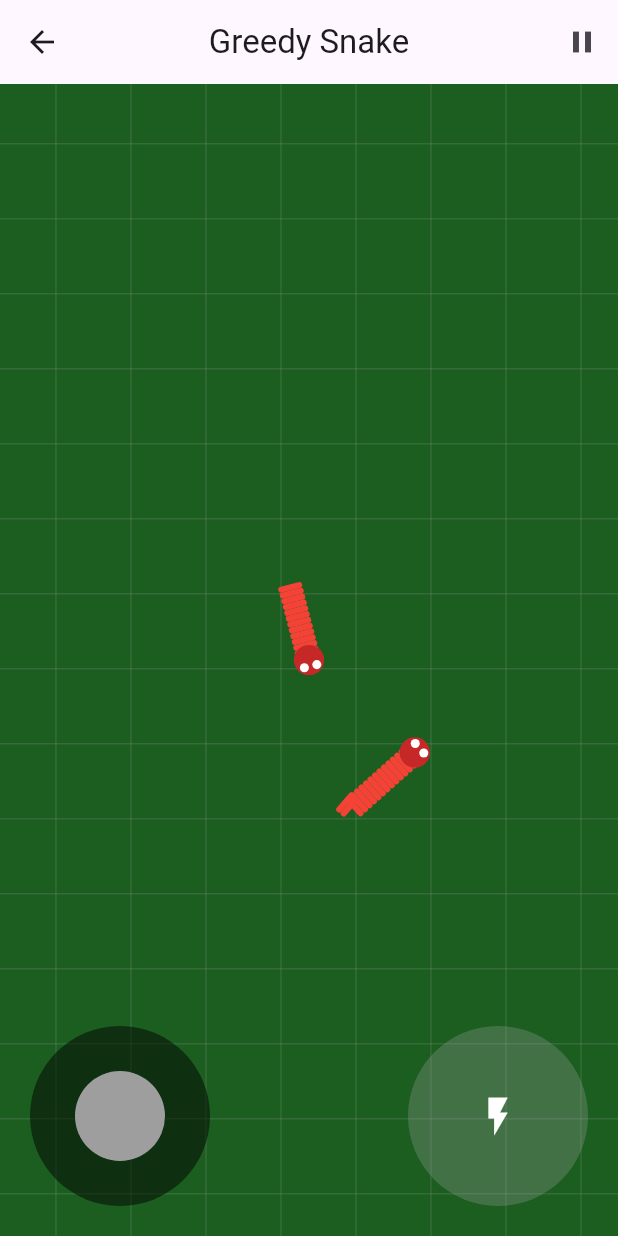
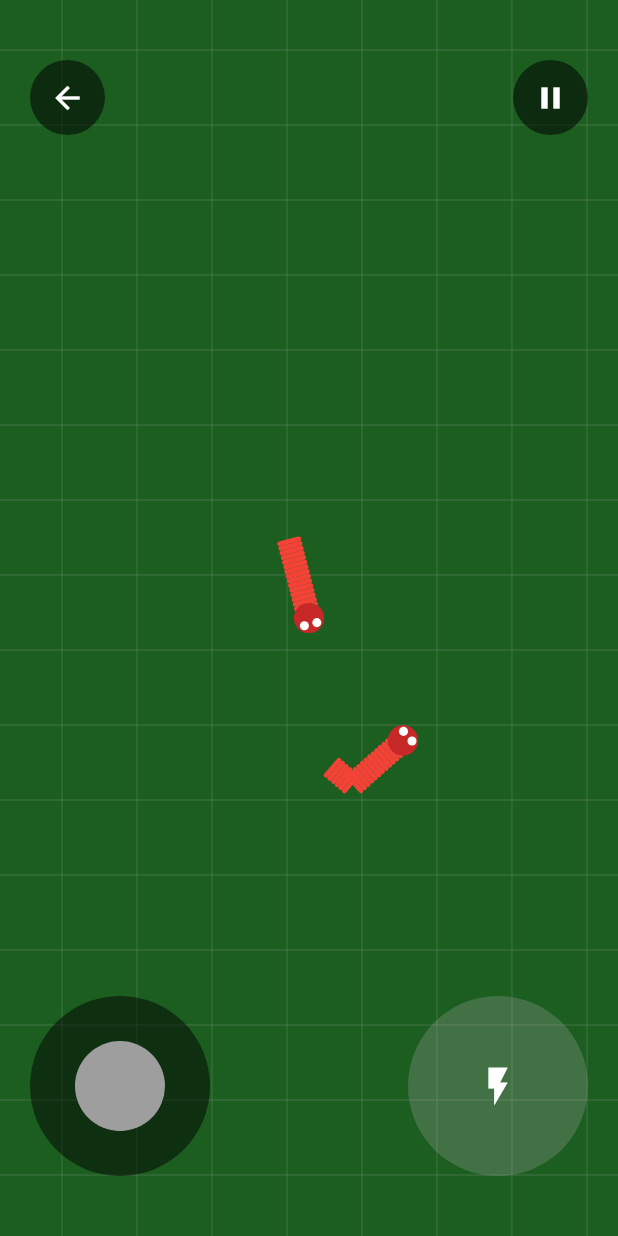
Before and after one commit to Rebort-a/OnePiece, a Flutter app: the LocalGreedySnakePage screen opened directly, on a phone screen of 412 x 824 dp. Run offline on Flutter 3.47's test engine with Material 3 defaults, Android fonts, the phone set to English and light mode, and no system bars.

Commit message:
0025.代码优化，贪吃蛇切换为全屏

```diff
--- a/treasure/lib/00.common/engine/net_real_engine.dart
+++ b/treasure/lib/00.common/engine/net_real_engine.dart
@@ -84,15 +84,13 @@ class NetRealGameEngine extends NetworkEngine {
 
   void _handleExitMessage(NetworkMessage message) {
     if (message.id == _publisherId) {
-      _publisherId = 0;
+      _publisherId = identity; // 发布者退出，假定自己就是发布者，然后竞选
       sendNetworkMessage(MessageType.match, 'Election publisher');
     }
   }
 
   void _handleMatchMessage(int messageId) {
-    if (_publisherId == 0) {
-      _publisherId = messageId;
-    } else if (messageId < _publisherId) {
+    if (messageId < _publisherId) {
       _publisherId = messageId;
     }
   }
--- a/treasure/lib/04.elemental_battle/upper/net_combat_manager.dart
+++ b/treasure/lib/04.elemental_battle/upper/net_combat_manager.dart
@@ -48,7 +48,7 @@ class NetCombatManager extends BaseCombatManager {
       // 先手收到敌人的信息，初始化enemy，并开始战斗
       enemy = Elemental.fromJson(jsonData);
       initCombat(netTurnEngine.playerType);
-    } else if (step == GameStep.rearWait) {
+    } else if (step == GameStep.connected || step == GameStep.rearWait) {
       // 后手收到敌人的信息，初始化enemy
       enemy = Elemental.fromJson(jsonData);
     } else if (step == GameStep.rearConfig) {
--- a/treasure/lib/06.greedy_snake/base.dart
+++ b/treasure/lib/06.greedy_snake/base.dart
@@ -78,8 +78,8 @@ class SnakeStyle {
 }
 
 class Snake {
-  static const double initialSpeed = 40;
-  static const double fastSpeed = 70;
+  static const double initialSpeed = 32;
+  static const double fastSpeed = 64;
 
   List<Offset> body = [];
   double currentSpeed = initialSpeed;
@@ -130,9 +130,7 @@ class Snake {
       'length': length,
       'angle': angle,
       'style': style.toJson(),
-      'body': body.map(_offsetToJson).toList(),
-      'currentSpeed': currentSpeed,
-      '_currentLength': _currentLength,
+      'isFaster': currentSpeed == fastSpeed,
     };
   }
 
@@ -142,7 +140,7 @@ class Snake {
       length: json['length'],
       angle: json['angle'],
       style: SnakeStyle.fromJson(json['style']),
-    );
+    )..currentSpeed = json['isFaster'] as bool ? fastSpeed : initialSpeed;
   }
 
   static Map<String, double> _offsetToJson(Offset offset) => {
--- a/treasure/lib/06.greedy_snake/local_manager.dart
+++ b/treasure/lib/06.greedy_snake/local_manager.dart
@@ -155,7 +155,7 @@ class LocalManager extends ChangeNotifier {
         context: context,
         builder: (context) => AlertDialog(
           title: const Text("游戏结束"),
-          content: Text("最终长度: ${snakes[0]?.length}"),
+          content: Text("最终长度: ${snakes[identity]?.length}"),
           actions: [
             TextButton(
               child: const Text('确定'),
--- a/treasure/lib/06.greedy_snake/local_page.dart
+++ b/treasure/lib/06.greedy_snake/local_page.dart
@@ -1,4 +1,3 @@
-// local_page.dart
 import 'package:flutter/material.dart';
 import '../00.common/widget/joystick_component.dart';
 import '../00.common/widget/notifier_navigator.dart';
@@ -14,48 +13,83 @@ class LocalGreedySnakePage extends StatelessWidget {
   @override
   Widget build(BuildContext context) {
     return Scaffold(
-      appBar: AppBar(
-        leading: IconButton(
-          icon: const Icon(Icons.arrow_back),
+      extendBodyBehindAppBar: true,
+      body: Stack(
+        children: [
+          // 游戏主绘制区域（根据方向调整大小）
+          AnimatedBuilder(
+            animation: manager,
+            builder: (context, _) {
+              return DrawRegion(
+                identity: manager.identity,
+                backgroundColor: Colors.black87,
+                snakes: manager.snakes,
+                foods: manager.foods,
+              );
+            },
+          ),
+
+          // 导航通知组件
+          NotifierNavigator(navigatorHandler: manager.pageNavigator),
+
+          // 左上角：退出按钮
+          Positioned(
+            top: 40,
+            left: 20,
+            child: buildIconButton(
+              icon: Icons.arrow_back,
               onPressed: manager.leavePage,
             ),
-        title: const Text('Greedy Snake'),
-        centerTitle: true,
-        actions: [
-          IconButton(
-            icon: manager.paused
-                ? const Icon(Icons.play_arrow)
-                : const Icon(Icons.pause),
+          ),
+
+          // 右上角：暂停/继续按钮
+          Positioned(
+            top: 40,
+            right: 20,
+            child: buildIconButton(
+              icon: manager.paused ? Icons.play_arrow : Icons.pause,
               onPressed: () {
                 manager.paused = !manager.paused;
                 manager.paused ? manager.pause() : manager.resume();
               },
             ),
-        ],
           ),
-      body: AnimatedBuilder(
-        animation: manager,
-        builder: (context, _) => Stack(
-          children: [
-            NotifierNavigator(navigatorHandler: manager.pageNavigator),
-            DrawRegion(
-              identity: manager.identity,
-              backgroundColor: Colors.black87,
-              snakes: manager.snakes,
-              foods: manager.foods,
-            ),
+
+          // 左下角：摇杆
           Positioned(
             left: 20,
-              bottom: 20,
+            bottom: 40,
             child: Joystick(onDirectionChanged: manager.updatePlayerAngle),
           ),
+
+          // 右下角：加速按钮
           Positioned(
             right: 20,
-              bottom: 20,
+            bottom: 40,
             child: SpeedButton(onSpeedChanged: manager.updatePlayerSpeed),
           ),
         ],
       ),
+    );
+  }
+
+  // 构建统一风格的悬浮按钮
+  Widget buildIconButton({
+    required IconData icon,
+    required VoidCallback onPressed,
+  }) {
+    return Container(
+      width: 50,
+      height: 50,
+      decoration: BoxDecoration(
+        color: Colors.black54,
+        borderRadius: BorderRadius.circular(25),
+      ),
+      child: IconButton(
+        icon: Icon(icon, color: Colors.white, size: 24),
+        onPressed: onPressed,
+        padding: EdgeInsets.zero,
+        splashRadius: 25,
       ),
     );
   }
```
Also changed, not shown: treasure/lib/06.greedy_snake/net_manager.dart (+7 -2 lines), treasure/lib/06.greedy_snake/net_page.dart (+47 -7 lines). Lines whose indentation alone changed are shown as unchanged.
